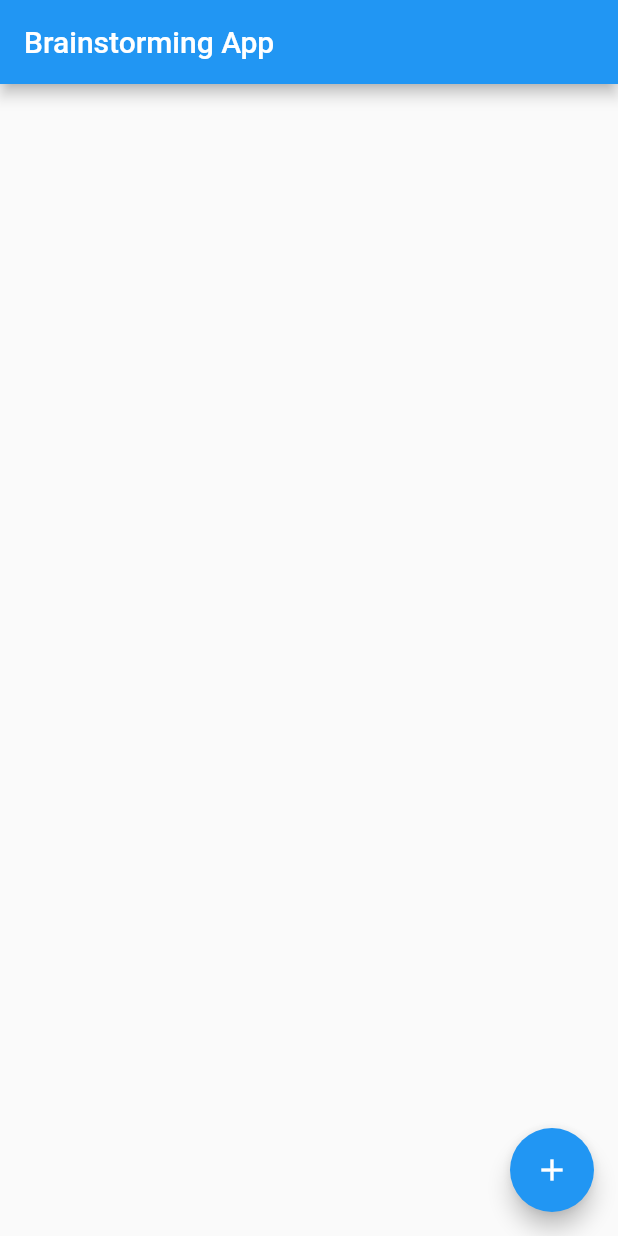
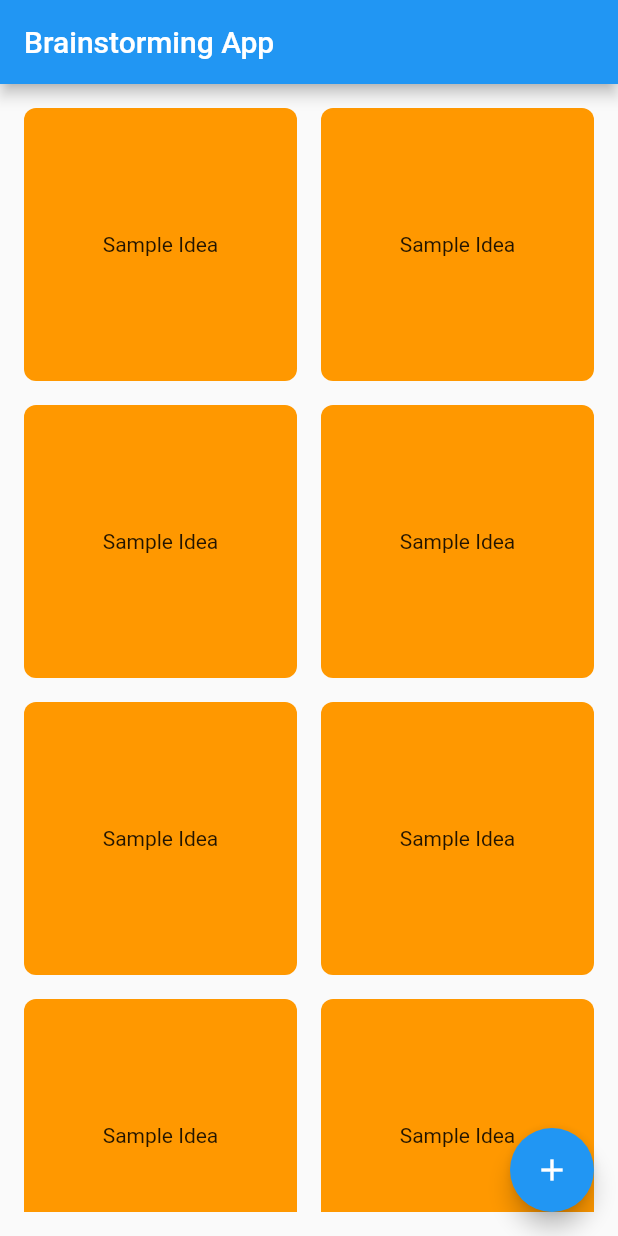
Before and after one commit to p-siriphanthong/100-days-of-flutter, a Flutter app: the screen it shows after launch, on a phone screen of 412 x 824 dp. Run offline on Flutter 3.47's test engine with Material 2 defaults, Android fonts, the phone set to English and light mode, and no system bars.

Commit message:
feat(brainstorming): create IdeaCard widget

```diff
--- a/brainstorming_app/lib/screens/list_screen.dart
+++ b/brainstorming_app/lib/screens/list_screen.dart
@@ -1,4 +1,6 @@
 import 'package:flutter/material.dart';
+
+import '../widgets/idea_card.dart';
 
 class ListScreen extends StatelessWidget {
   const ListScreen({Key? key}) : super(key: key);
@@ -14,7 +16,16 @@ class ListScreen extends StatelessWidget {
           tooltip: 'Create Idea',
           child: const Icon(Icons.add),
         ),
-      body: Container(),
-    );
+        body: Container(
+          padding: EdgeInsets.all(16),
+          child: GridView.count(
+            crossAxisCount: 2,
+            crossAxisSpacing: 16,
+            mainAxisSpacing: 16,
+            children: List.generate(10, (index) {
+              return IdeaCard(text: 'Sample Idea');
+            }),
+          ),
+        ));
   }
 }
--- /dev/null
+++ b/brainstorming_app/lib/widgets/idea_card.dart
@@ -0,0 +1,29 @@
+import 'package:flutter/material.dart';
+import 'dart:math';
+
+class IdeaCard extends StatelessWidget {
+  static List<MaterialColor> colors = [
+    Colors.orange,
+    Colors.amber,
+    Colors.lime,
+    Colors.lightGreen,
+    Colors.cyan,
+  ];
+  final String text;
+
+  const IdeaCard({Key? key, required this.text}) : super(key: key);
+
+  @override
+  Widget build(BuildContext context) {
+    return Container(
+      padding: EdgeInsets.all(16),
+      decoration: BoxDecoration(
+        color: colors[Random().nextInt(colors.length)],
+        borderRadius: BorderRadius.circular(8),
+      ),
+      child: Center(
+        child: Text(this.text),
+      ),
+    );
+  }
+}
```
Also changed, not shown: 1 other file. Lines whose indentation alone changed are shown as unchanged.
